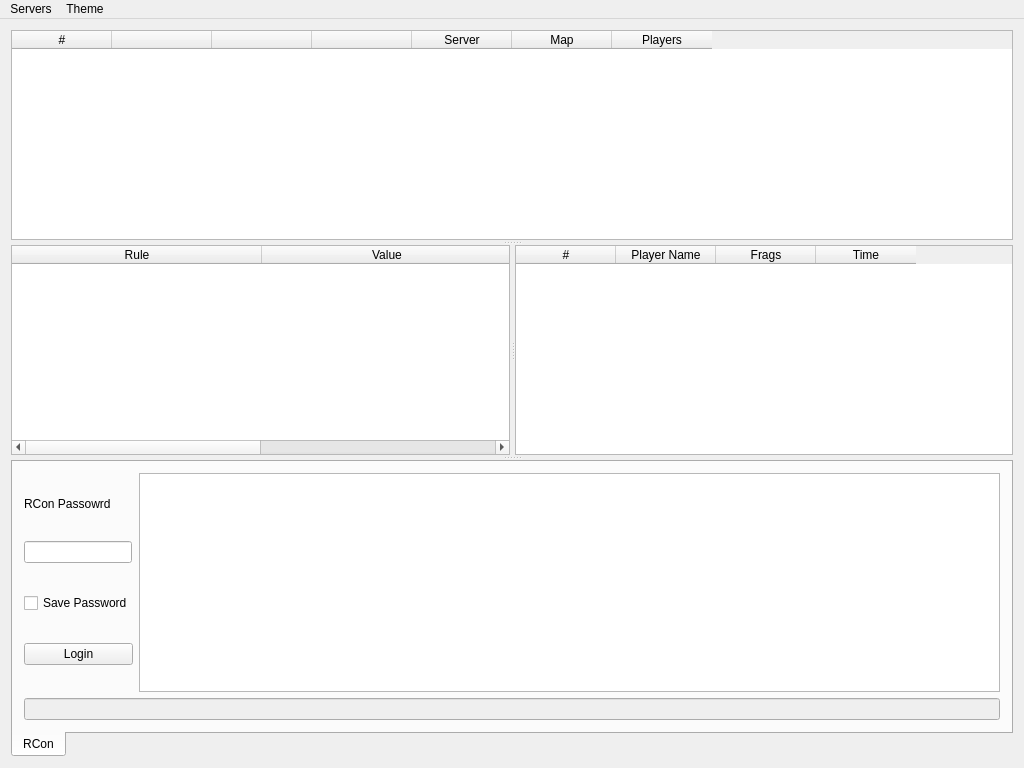
This is mainwindow.ui in Drifter321/admintool as Qt 5 draws it before an edit. The edited form follows.
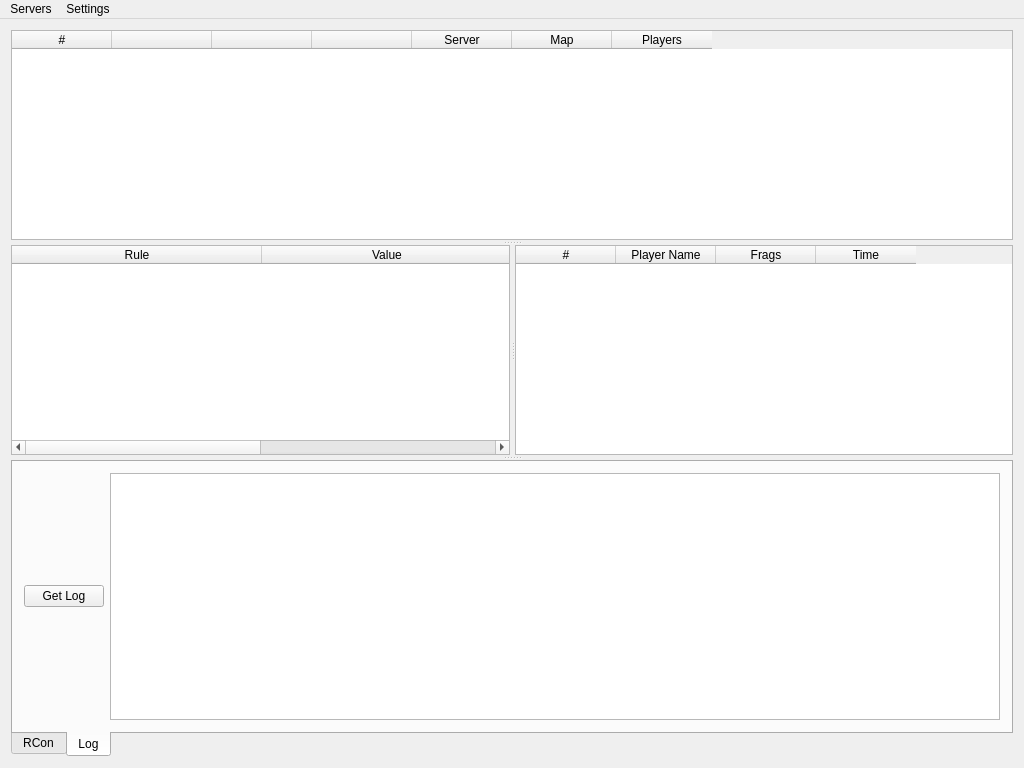
This is the edited form. The open tabs and pages were chosen to show the change.

The edit to the form file:
```diff
--- a/mainwindow.ui
+++ b/mainwindow.ui
@@ -419,6 +419,48 @@
          </item>
         </layout>
        </widget>
+       <widget class="QWidget" name="logTab">
+        <attribute name="title">
+         <string>Log</string>
+        </attribute>
+        <layout class="QGridLayout" name="gridLayout_3">
+         <item row="0" column="0" rowspan="2" colspan="2">
+          <layout class="QVBoxLayout" name="logLayout">
+           <item>
+            <layout class="QHBoxLayout" name="logtopLayout">
+             <item>
+              <layout class="QVBoxLayout" name="logLeftLayout">
+               <item>
+                <widget class="QPushButton" name="logGetLog">
+                 <property name="enabled">
+                  <bool>true</bool>
+                 </property>
+                 <property name="text">
+                  <string>Get Log</string>
+                 </property>
+                </widget>
+               </item>
+              </layout>
+             </item>
+             <item>
+              <widget class="QPlainTextEdit" name="logOutput">
+               <property name="enabled">
+                <bool>true</bool>
+               </property>
+               <property name="undoRedoEnabled">
+                <bool>false</bool>
+               </property>
+               <property name="readOnly">
+                <bool>true</bool>
+               </property>
+              </widget>
+             </item>
+            </layout>
+           </item>
+          </layout>
+         </item>
+        </layout>
+       </widget>
       </widget>
      </widget>
     </item>
@@ -451,14 +493,14 @@
     </property>
     <addaction name="actionAdd_Server"/>
    </widget>
-   <widget class="QMenu" name="menuTheme">
+   <widget class="QMenu" name="menuSettings">
     <property name="title">
-     <string>Theme</string>
+     <string>Settings</string>
     </property>
     <addaction name="actionDark_Theme"/>
    </widget>
    <addaction name="menuFile"/>
-   <addaction name="menuTheme"/>
+   <addaction name="menuSettings"/>
   </widget>
   <action name="actionAdd_Server">
    <property name="checkable">
```
Left out of the diff: 6 changed lines with no effect on the pictures.
